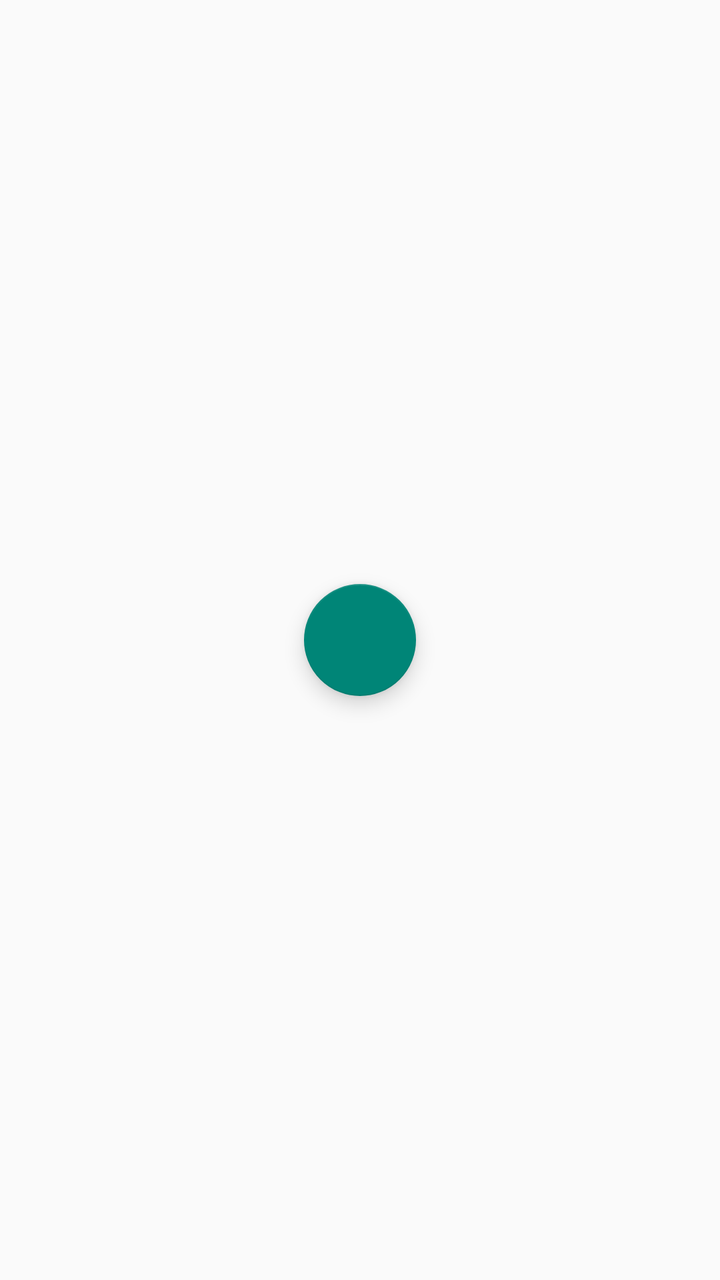
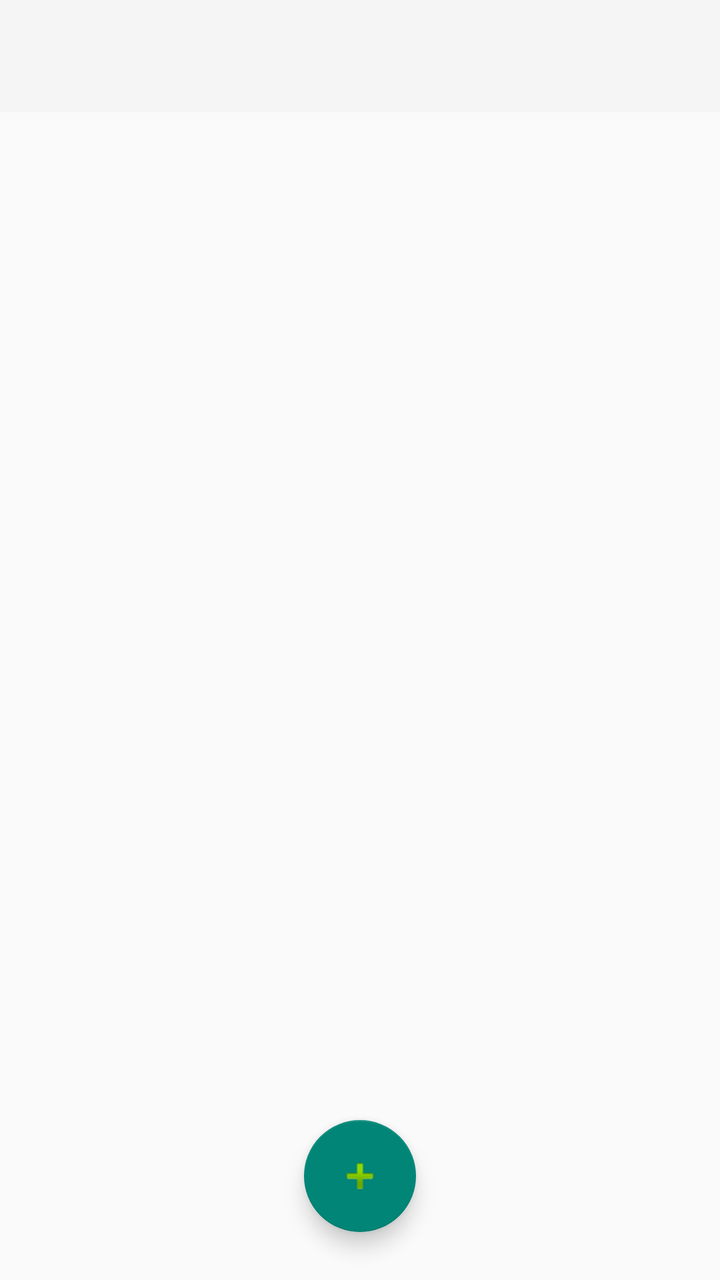

Compare the two renders of this Android layout. The source of the first and the diff that turns it into the second are given below.
<!-- AndroidManifest.xml: application theme Theme.AppCompat.Light.NoActionBar -->
<!-- res/layout/activity_main.xml -->
<?xml version="1.0" encoding="utf-8"?>
<androidx.constraintlayout.widget.ConstraintLayout xmlns:android="http://schemas.android.com/apk/res/android"
    xmlns:app="http://schemas.android.com/apk/res-auto"
    xmlns:tools="http://schemas.android.com/tools"
    android:id="@+id/main"
    android:layout_width="match_parent"
    android:layout_height="match_parent"
    tools:context=".MainActivity">

    <com.google.android.material.floatingactionbutton.FloatingActionButton
        android:id="@+id/floatingActionButton"
        android:layout_width="wrap_content"
        android:layout_height="wrap_content"
        android:clickable="true"
        app:layout_constraintBottom_toBottomOf="@+id/ListView"
        app:layout_constraintEnd_toEndOf="parent"
        app:layout_constraintStart_toStartOf="@+id/ListView"
        app:layout_constraintTop_toTopOf="@+id/ListView"/>

    <ListView
        android:id="@+id/ListView"
        android:layout_width="0dp"
        android:layout_height="0dp"
        app:layout_constraintBottom_toBottomOf="parent"
        app:layout_constraintEnd_toEndOf="parent"
        app:layout_constraintHorizontal_bias="1.0"
        app:layout_constraintStart_toStartOf="parent"
        app:layout_constraintTop_toTopOf="parent"
        app:layout_constraintVertical_bias="1.0">

    </ListView>


</androidx.constraintlayout.widget.ConstraintLayout>
<!-- resources referenced by this layout -->
<resources>

</resources>

<!-- the commit's change to res/layout/activity_main.xml (unified diff, before → after) -->
@@ -1,34 +1,32 @@
 <?xml version="1.0" encoding="utf-8"?>
-<androidx.constraintlayout.widget.ConstraintLayout xmlns:android="http://schemas.android.com/apk/res/android"
+<androidx.coordinatorlayout.widget.CoordinatorLayout
+    xmlns:android="http://schemas.android.com/apk/res/android"
     xmlns:app="http://schemas.android.com/apk/res-auto"
-    xmlns:tools="http://schemas.android.com/tools"
     android:id="@+id/main"
     android:layout_width="match_parent"
-    android:layout_height="match_parent"
-    tools:context=".MainActivity">
+    android:layout_height="match_parent">
+
+    <com.google.android.material.appbar.MaterialToolbar
+        android:id="@+id/toolbar"
+        android:layout_width="match_parent"
+        android:layout_height="?attr/actionBarSize"
+        android:background="?attr/colorPrimary"
+        android:title="@string/app_title"
+        app:titleTextColor="@android:color/black" />
+
+    <ListView
+        android:id="@+id/ListView"
+        android:layout_width="match_parent"
+        android:layout_height="match_parent"
+        android:layout_marginTop="?attr/actionBarSize"
+        android:paddingBottom="88dp" />
 
     <com.google.android.material.floatingactionbutton.FloatingActionButton
         android:id="@+id/floatingActionButton"
         android:layout_width="wrap_content"
         android:layout_height="wrap_content"
-        android:clickable="true"
-        app:layout_constraintBottom_toBottomOf="@+id/ListView"
-        app:layout_constraintEnd_toEndOf="parent"
-        app:layout_constraintStart_toStartOf="@+id/ListView"
-        app:layout_constraintTop_toTopOf="@+id/ListView"/>
+        android:layout_gravity="bottom|center_horizontal"
+        android:layout_marginBottom="24dp"
+        android:src="@android:drawable/ic_input_add" />
 
-    <ListView
-        android:id="@+id/ListView"
-        android:layout_width="0dp"
-        android:layout_height="0dp"
-        app:layout_constraintBottom_toBottomOf="parent"
-        app:layout_constraintEnd_toEndOf="parent"
-        app:layout_constraintHorizontal_bias="1.0"
-        app:layout_constraintStart_toStartOf="parent"
-        app:layout_constraintTop_toTopOf="parent"
-        app:layout_constraintVertical_bias="1.0">
-
-    </ListView>
-
-
-</androidx.constraintlayout.widget.ConstraintLayout>
+</androidx.coordinatorlayout.widget.CoordinatorLayout>
<!-- resource entries referenced after the edit -->
@@ -1,5 +1,5 @@
 <!-- resources referenced by this layout -->
 <resources>
-
+  <string name="app_title">Authenticator</string>
 </resources>
 
